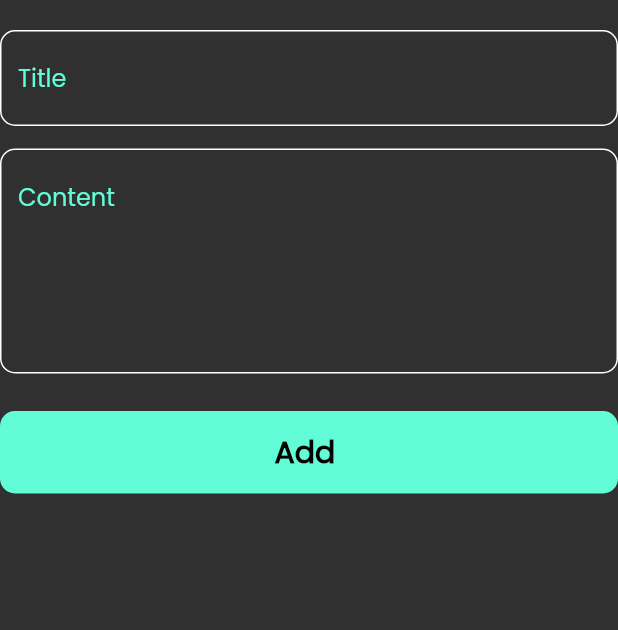
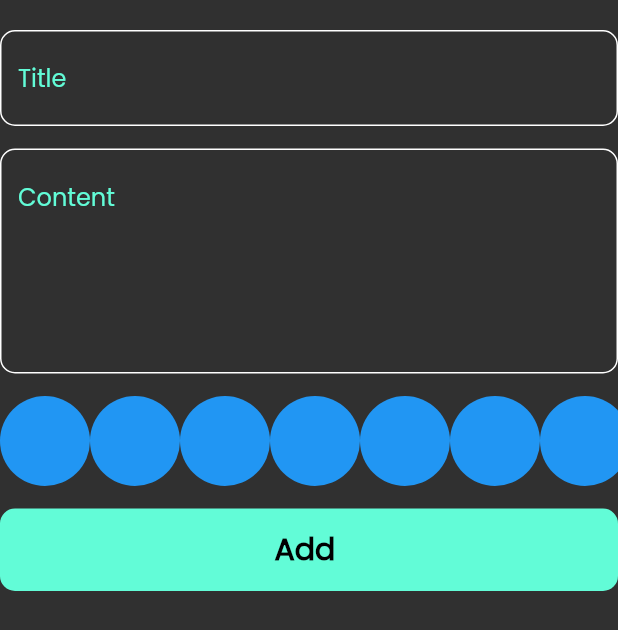
Before and after one commit to EkhlassHijjo/Note_App, a Flutter app: the AddNoteForm widget shown alone on an empty page, opened directly, on a phone screen of 412 x 824 dp. Shown: the top 630 px of the screen. Run offline on Flutter 3.47's test engine with Material 2 defaults, Android fonts, the phone set to English and light mode, and no system bars; our stand-ins replace flutter_bloc, font_awesome_flutter, hive, hive_flutter; accounts and stored records are empty.

Commit message:
create colors list view part 1

```diff
--- a/lib/views/widgets/add_note_form.dart
+++ b/lib/views/widgets/add_note_form.dart
@@ -4,6 +4,7 @@ import 'package:intl/intl.dart';
 import 'package:notes_app/cubits/add_note_cubit/add_note_cubit.dart';
 import 'package:notes_app/cubits/add_note_cubit/add_note_state.dart';
 import 'package:notes_app/models/note_model.dart';
+import 'package:notes_app/views/widgets/colors_list_view.dart';
 import 'package:notes_app/views/widgets/custom_bottom.dart';
 import 'package:notes_app/views/widgets/custom_text_field.dart';
 
@@ -39,14 +40,19 @@ class _AddNoteFormState extends State<AddNoteForm> {
             height: 15,
           ),
           CustomTextField(
-            onSaved: (value) {  // عشان تحفظيها
+            onSaved: (value) {
+              // عشان تحفظيها
               subTitle = value;
             },
             hint: 'Content',
             maxLines: 5,
           ),
           SizedBox(
-            height: 25,
+            height: 15,
+          ),
+          ColorsListView(),
+          SizedBox(
+            height: 15,
           ),
           BlocBuilder<AddNoteCubit, AddNoteState>(
             builder: (context, state) => CustomButtom(
@@ -55,7 +61,8 @@ class _AddNoteFormState extends State<AddNoteForm> {
                 if (formKey.currentState!.validate()) {
                   formKey.currentState!.save();
                   var currentDate = DateTime.now();
-                  var formattedCurrentDate = DateFormat.yMEd().format(currentDate);
+                  var formattedCurrentDate =
+                      DateFormat.yMEd().format(currentDate);
                   //  var formattedCurrentDate =
                   //     DateFormat('dd-MM-yyyy').format(currentDate);
                   var noteModel = NoteModel(
--- /dev/null
+++ b/lib/views/widgets/colors_list_view.dart
@@ -0,0 +1,27 @@
+import 'package:flutter/material.dart';
+
+class ColorItem extends StatelessWidget {
+  @override
+  Widget build(BuildContext context) {
+    return CircleAvatar(
+      backgroundColor: Colors.blue,
+      radius: 30,
+    );
+  }
+}
+
+class ColorsListView extends StatelessWidget {
+  @override
+  Widget build(BuildContext context) {
+    return Container(
+      //لازم احجمها
+      height: 60,
+      child: ListView.builder(
+        shrinkWrap: true,
+        scrollDirection: Axis.horizontal,
+        itemBuilder: (context, index) => ColorItem(),
+        itemCount: 10,
+      ),
+    );
+  }
+}
```
